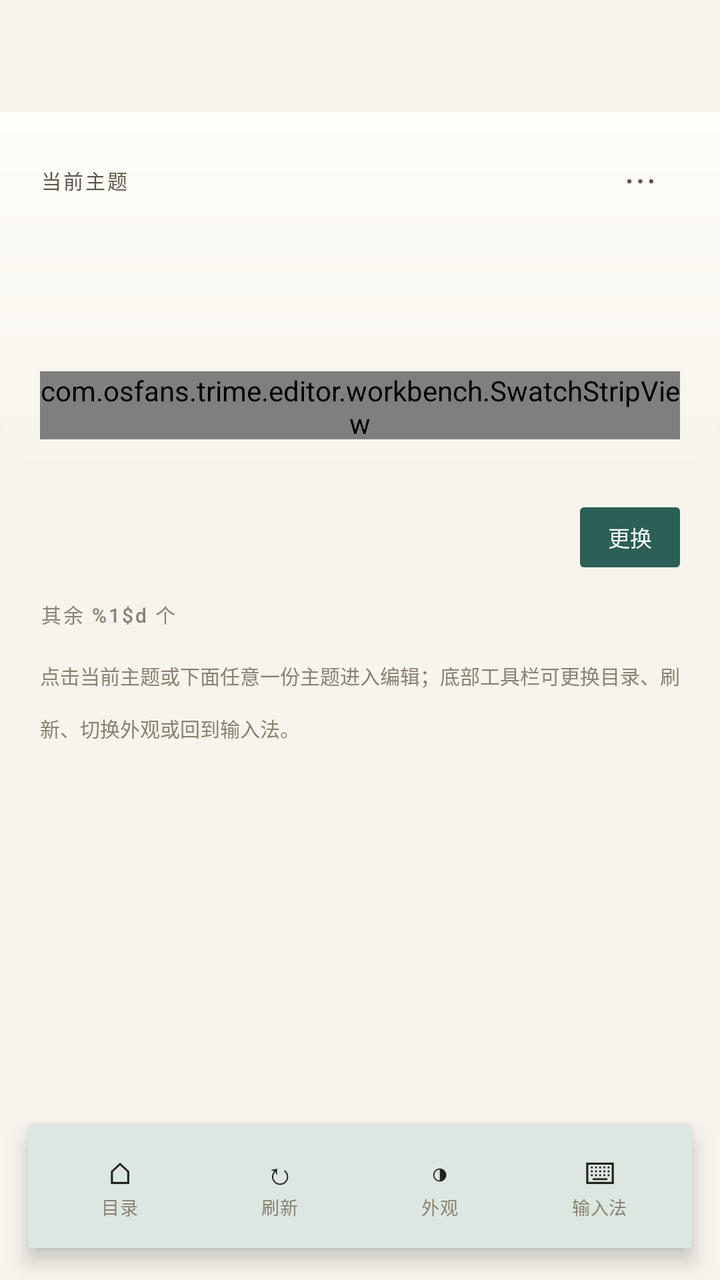
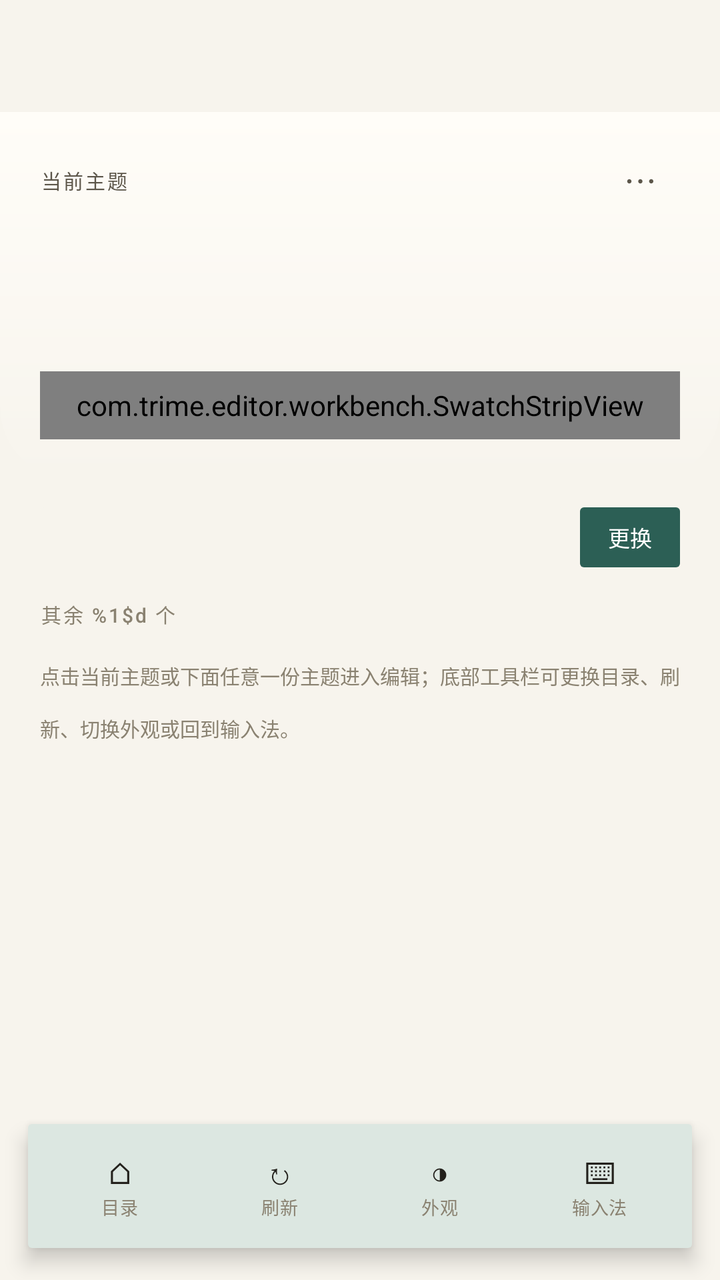

Compare the two renders of this Android layout. The source of the first and the diff that turns it into the second are given below.
<!-- AndroidManifest.xml: application theme Theme.TrimeEditor -->
<!-- res/layout/activity_main.xml -->
<?xml version="1.0" encoding="utf-8"?>
<LinearLayout xmlns:android="http://schemas.android.com/apk/res/android"
    xmlns:app="http://schemas.android.com/apk/res-auto"
    android:layout_width="match_parent"
    android:layout_height="match_parent"
    android:background="?attr/ui_paper"
    android:orientation="vertical">

    <androidx.appcompat.widget.Toolbar
        android:id="@+id/toolbar"
        style="@style/Ui.Toolbar"
        android:layout_width="match_parent"
        android:layout_height="?attr/actionBarSize"
        app:popupTheme="@style/ThemeOverlay.AppCompat.DayNight"
        app:theme="@style/ThemeOverlay.AppCompat.DayNight" />

    <FrameLayout
        android:layout_width="match_parent"
        android:layout_height="0dp"
        android:layout_weight="1">

        <androidx.core.widget.NestedScrollView
            android:id="@+id/scroll"
            android:layout_width="match_parent"
            android:layout_height="match_parent"
            android:clipToPadding="false"
            android:scrollbars="none">

            <LinearLayout
                android:id="@+id/content"
                android:layout_width="match_parent"
                android:layout_height="wrap_content"
                android:orientation="vertical"
                android:paddingBottom="96dp">

                <LinearLayout
                    android:id="@+id/heroBlock"
                    android:layout_width="match_parent"
                    android:layout_height="wrap_content"
                    android:background="@drawable/bg_hero"
                    android:orientation="vertical"
                    android:paddingStart="20dp"
                    android:paddingTop="14dp"
                    android:paddingEnd="20dp"
                    android:paddingBottom="20dp">

                    <LinearLayout
                        android:layout_width="match_parent"
                        android:layout_height="wrap_content"
                        android:gravity="center_vertical"
                        android:orientation="horizontal">

                        <TextView
                            android:id="@+id/heroEyebrow"
                            android:layout_width="0dp"
                            android:layout_height="wrap_content"
                            android:layout_weight="1"
                            android:fontFamily="sans-serif-medium"
                            android:letterSpacing="0.1"
                            android:text="@string/hero_current_theme"
                            android:textColor="?attr/ui_ink_2"
                            android:textSize="10sp" />

                        <TextView
                            android:id="@+id/heroMenu"
                            android:layout_width="40dp"
                            android:layout_height="40dp"
                            android:background="?attr/selectableItemBackgroundBorderless"
                            android:clickable="true"
                            android:focusable="true"
                            android:fontFamily="sans-serif"
                            android:gravity="center"
                            android:text="⋯"
                            android:textColor="?attr/ui_ink_2"
                            android:textSize="18sp" />
                    </LinearLayout>

                    <TextView
                        android:id="@+id/heroName"
                        android:layout_width="match_parent"
                        android:layout_height="wrap_content"
                        android:layout_marginTop="2dp"
                        android:ellipsize="end"
                        android:fontFamily="sans-serif-medium"
                        android:includeFontPadding="false"
                        android:letterSpacing="-0.03"
                        android:lineSpacingMultiplier="1.05"
                        android:singleLine="true"
                        android:textColor="?attr/ui_ink"
                        android:textSize="34sp" />

                    <TextView
                        android:id="@+id/heroMeta"
                        android:layout_width="match_parent"
                        android:layout_height="wrap_content"
                        android:layout_marginTop="6dp"
                        android:ellipsize="end"
                        android:fontFamily="monospace"
                        android:singleLine="true"
                        android:textColor="?attr/ui_muted"
                        android:textSize="10sp" />

                    <com.osfans.trime.editor.workbench.SwatchStripView
                        android:id="@+id/heroSwatches"
                        android:layout_width="match_parent"
                        android:layout_height="34dp"
                        android:layout_marginTop="14dp" />
                </LinearLayout>

                <LinearLayout
                    android:layout_width="match_parent"
                    android:layout_height="wrap_content"
                    android:gravity="center_vertical"
                    android:orientation="horizontal"
                    android:paddingStart="20dp"
                    android:paddingTop="14dp"
                    android:paddingEnd="20dp">

                    <TextView
                        android:id="@+id/path"
                        android:layout_width="0dp"
                        android:layout_height="30dp"
                        android:layout_weight="1"
                        android:background="@drawable/bg_pill"
                        android:ellipsize="middle"
                        android:fontFamily="monospace"
                        android:gravity="center_vertical"
                        android:paddingStart="14dp"
                        android:paddingEnd="14dp"
                        android:singleLine="true"
                        android:textColor="?attr/ui_muted"
                        android:textSize="10sp" />

                    <TextView
                        android:id="@+id/changeDir"
                        android:layout_width="wrap_content"
                        android:layout_height="30dp"
                        android:layout_marginStart="8dp"
                        android:background="@drawable/bg_badge"
                        android:clickable="true"
                        android:focusable="true"
                        android:fontFamily="sans-serif-medium"
                        android:gravity="center"
                        android:paddingStart="14dp"
                        android:paddingEnd="14dp"
                        android:text="@string/action_change_dir"
                        android:textColor="?attr/ui_on_primary"
                        android:textSize="11sp" />
                </LinearLayout>

                <TextView
                    android:id="@+id/restLabel"
                    android:layout_width="match_parent"
                    android:layout_height="wrap_content"
                    android:fontFamily="sans-serif-medium"
                    android:letterSpacing="0.1"
                    android:paddingStart="20dp"
                    android:paddingTop="16dp"
                    android:paddingEnd="20dp"
                    android:paddingBottom="2dp"
                    android:text="@string/hero_other_themes"
                    android:textColor="?attr/ui_muted"
                    android:textSize="10sp" />

                <androidx.recyclerview.widget.RecyclerView
                    android:id="@+id/themes"
                    android:layout_width="match_parent"
                    android:layout_height="wrap_content"
                    android:nestedScrollingEnabled="false"
                    android:scrollbars="none" />

                <TextView
                    android:id="@+id/hint"
                    android:layout_width="match_parent"
                    android:layout_height="wrap_content"
                    android:lineSpacingMultiplier="1.8"
                    android:paddingStart="20dp"
                    android:paddingTop="14dp"
                    android:paddingEnd="20dp"
                    android:text="@string/workbench_hint"
                    android:textColor="?attr/ui_muted"
                    android:textSize="10sp" />
            </LinearLayout>
        </androidx.core.widget.NestedScrollView>

        <LinearLayout
            android:id="@+id/placeholder"
            android:layout_width="match_parent"
            android:layout_height="match_parent"
            android:gravity="center"
            android:orientation="vertical"
            android:paddingStart="40dp"
            android:paddingEnd="40dp"
            android:visibility="gone">

            <TextView
                android:id="@+id/placeholderTitle"
                style="@style/Ui.CardTitle"
                android:layout_width="match_parent"
                android:layout_height="wrap_content"
                android:gravity="center"
                android:textSize="19sp" />

            <TextView
                android:id="@+id/placeholderBody"
                android:layout_width="match_parent"
                android:layout_height="wrap_content"
                android:layout_marginTop="8dp"
                android:fontFamily="sans-serif"
                android:gravity="center"
                android:lineSpacingMultiplier="1.35"
                android:textColor="?attr/ui_muted"
                android:textSize="12sp" />

            <TextView
                android:id="@+id/placeholderAction"
                android:layout_width="wrap_content"
                android:layout_height="wrap_content"
                android:layout_marginTop="20dp"
                android:background="@drawable/bg_badge"
                android:clickable="true"
                android:focusable="true"
                android:fontFamily="sans-serif-medium"
                android:paddingStart="20dp"
                android:paddingTop="10dp"
                android:paddingEnd="20dp"
                android:paddingBottom="10dp"
                android:textColor="?attr/ui_on_primary"
                android:textSize="13sp" />
        </LinearLayout>

        <LinearLayout
            android:id="@+id/dock"
            android:layout_width="match_parent"
            android:layout_height="62dp"
            android:layout_gravity="bottom|center_horizontal"
            android:layout_marginStart="14dp"
            android:layout_marginEnd="14dp"
            android:layout_marginBottom="16dp"
            android:background="@drawable/bg_dock"
            android:elevation="6dp"
            android:gravity="center"
            android:orientation="horizontal"
            android:paddingStart="6dp"
            android:paddingEnd="6dp">

            <LinearLayout
                android:id="@+id/dockDir"
                style="@style/Ui.DockItem">

                <TextView
                    style="@style/Ui.DockGlyph"
                    android:text="⌂" />

                <TextView
                    style="@style/Ui.DockLabel"
                    android:text="@string/dock_dir" />
            </LinearLayout>

            <LinearLayout
                android:id="@+id/dockRefresh"
                style="@style/Ui.DockItem">

                <TextView
                    style="@style/Ui.DockGlyph"
                    android:text="↻" />

                <TextView
                    style="@style/Ui.DockLabel"
                    android:text="@string/dock_refresh" />
            </LinearLayout>

            <LinearLayout
                android:id="@+id/dockAppearance"
                style="@style/Ui.DockItem">

                <TextView
                    style="@style/Ui.DockGlyph"
                    android:text="◑" />

                <TextView
                    style="@style/Ui.DockLabel"
                    android:text="@string/dock_appearance" />
            </LinearLayout>

            <LinearLayout
                android:id="@+id/dockIme"
                style="@style/Ui.DockItem">

                <TextView
                    style="@style/Ui.DockGlyph"
                    android:text="⌨" />

                <TextView
                    style="@style/Ui.DockLabel"
                    android:text="@string/dock_ime" />
            </LinearLayout>
        </LinearLayout>
    </FrameLayout>
</LinearLayout>
<!-- resources referenced by this layout -->
<resources>
  <!-- drawable bg_badge (drawable) -->
  <?xml version="1.0" encoding="utf-8"?>
  <shape xmlns:android="http://schemas.android.com/apk/res/android"
      android:shape="rectangle">
      <solid android:color="?attr/ui_primary" />
      <corners android:radius="?attr/ui_radius_button" />
  </shape>
  <!-- drawable bg_dock (drawable) -->
  <?xml version="1.0" encoding="utf-8"?>
  <shape xmlns:android="http://schemas.android.com/apk/res/android"
      android:shape="rectangle">
      <solid android:color="?attr/ui_primary_container" />
      <corners android:radius="?attr/ui_radius_button" />
  </shape>
  <!-- drawable bg_pill (drawable) -->
  <?xml version="1.0" encoding="utf-8"?>
  <shape xmlns:android="http://schemas.android.com/apk/res/android"
      android:shape="rectangle">
      <solid android:color="?attr/ui_card" />
      <corners android:radius="?attr/ui_radius_button" />
  </shape>
  <string name="action_change_dir">更换</string>
  <string name="dock_appearance">外观</string>
  <string name="dock_dir">目录</string>
  <string name="dock_ime">输入法</string>
  <string name="dock_refresh">刷新</string>
  <string name="hero_current_theme">当前主题</string>
  <string name="hero_other_themes">其余 %1$d 个</string>
  <string name="workbench_hint">点击当前主题或下面任意一份主题进入编辑；底部工具栏可更换目录、刷新、切换外观或回到输入法。</string>
  <style name="Ui.CardTitle">
          <item name="android:fontFamily">sans-serif-medium</item>
          <item name="android:textSize">16sp</item>
          <item name="android:textColor">?attr/ui_ink</item>
          <item name="android:includeFontPadding">false</item>
      </style>
  <style name="Ui.DockGlyph">
          <item name="android:layout_width">wrap_content</item>
          <item name="android:layout_height">wrap_content</item>
          <item name="android:textColor">?attr/ui_ink</item>
          <item name="android:textSize">15sp</item>
      </style>
  <style name="Ui.DockLabel">
          <item name="android:layout_width">wrap_content</item>
          <item name="android:layout_height">wrap_content</item>
          <item name="android:letterSpacing">0.02</item>
          <item name="android:textColor">?attr/ui_muted</item>
          <item name="android:textSize">9sp</item>
          <item name="android:singleLine">true</item>
      </style>
  <style name="Ui.Toolbar.Title">
          <item name="android:fontFamily">?attr/ui_font_title</item>
          <item name="android:textSize">?attr/ui_text_title</item>
          <item name="android:textColor">?attr/ui_ink</item>
      </style>
  <style name="Ui.Toolbar.Subtitle">
          <item name="android:fontFamily">?attr/ui_font_meta</item>
          <item name="android:textSize">?attr/ui_text_meta</item>
          <item name="android:letterSpacing">0.08</item>
          <item name="android:textColor">?attr/ui_muted</item>
      </style>
  <color name="brand_primary">#2C5F55</color>
  <color name="brand_primary_dark">#1F443D</color>
  <color name="brand_accent">#C77B4E</color>
  <color name="proof_ink_2">#FF5C564A</color>
  <color name="proof_paper">#FFF7F4ED</color>
  <color name="proof_sheet">#FFFFFDF8</color>
  <color name="proof_ink">#FF23211C</color>
  <color name="proof_muted">#FF8A8271</color>
  <color name="proof_rule">#FFE4DECF</color>
  <color name="proof_rule_strong">#FFD9D1C0</color>
  <color name="divider">#1F000000</color>
  <color name="proof_accent">#FFB23A1A</color>
  <color name="proof_primary_container">#FFDCE7E1</color>
  <color name="proof_on_primary_container">#FF142E28</color>
  <color name="proof_mark">#FFBDB4A2</color>
  <color name="proof_swatch_stroke">#33000000</color>
  <color name="proof_knob">#FFFFFDF8</color>
  <color name="proof_pill_stroke">#26000000</color>
  <color name="warn">#B3261E</color>
  <color name="note_fill">#F0F2F1</color>
  <color name="stale_fill">#FDF3E3</color>
  <color name="stale_text">#7A4A12</color>
  <color name="chip_text">#4A4A4A</color>
  <color name="chip_text_selected">#FFFFFF</color>
  <dimen name="ui_swatch_radius">2dp</dimen>
  <!-- unchanged entries left out for length: 4 -->
</resources>

<!-- the commit's change to res/layout/activity_main.xml (unified diff, before → after) -->
@@ -100,7 +100,7 @@
                         android:textColor="?attr/ui_muted"
                         android:textSize="10sp" />
 
-                    <com.osfans.trime.editor.workbench.SwatchStripView
+                    <com.trime.editor.workbench.SwatchStripView
                         android:id="@+id/heroSwatches"
                         android:layout_width="match_parent"
                         android:layout_height="34dp"
